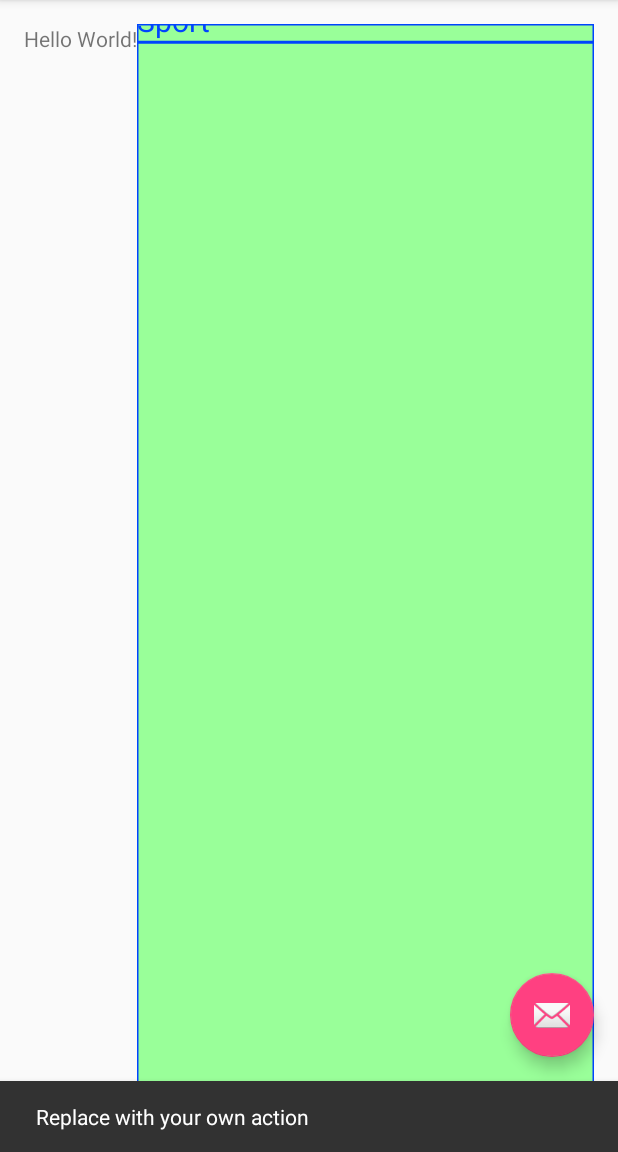
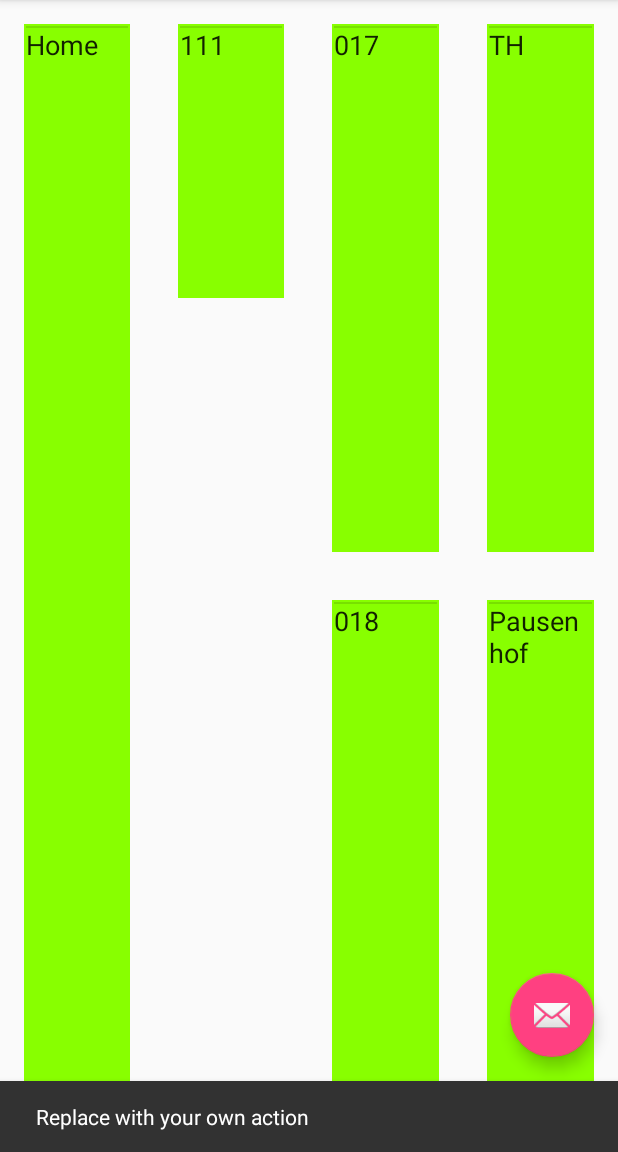
Before and after one commit to slava888/SchoolAccounting, an Android app: the screen it shows after launch (Main), after a tap on an icon or button, on a phone screen of 412 x 824 dp, the part 84-1236 px from its top. Run offline under Robolectric (Android 15) with nearby library versions, the phone set to English and light mode, and no system bars.

Commit message:
RoomView is now layout and have its own xml content, MainContent includes are preset rooms

```diff
--- a/app/src/main/java/de/slava/schoolaccounting/room/RoomView.java
+++ b/app/src/main/java/de/slava/schoolaccounting/room/RoomView.java
@@ -8,29 +8,26 @@ import android.graphics.Paint;
 import android.text.TextPaint;
 import android.util.AttributeSet;
 import android.view.View;
+import android.widget.RelativeLayout;
+import android.widget.TextView;
 
 import de.slava.schoolaccounting.R;
 
-/**
- * TODO: document your custom view class.
- */
-public class RoomView extends View {
+
+public class RoomView extends RelativeLayout {
     private String roomName = "";
     private int colorBorder = Color.RED;
     private int colorBackground = 0xFF99FF99;
 
-    private Paint backgroundPaint;
-    private TextPaint textPaint;
-    private float textWidth;
-    private float textHeight;
+    private TextView header;
 
     public RoomView(Context context) {
-        super(context);
+        super(context, null, R.attr.roomStyle);
         init(null, 0);
     }
 
     public RoomView(Context context, AttributeSet attrs) {
-        super(context, attrs);
+        super(context, attrs, R.attr.roomStyle);
         init(attrs, 0);
     }
 
@@ -40,77 +37,21 @@ public class RoomView extends View {
     }
 
     private void init(AttributeSet attrs, int defStyle) {
+        // init this
+        inflate(getContext(), R.layout.room_view, this);
+        header = (TextView)findViewById(R.id.header);
+
         // Load attributes
         final TypedArray a = getContext().obtainStyledAttributes(attrs, R.styleable.RoomView, defStyle, 0);
-
         roomName = a.getString(R.styleable.RoomView_roomName);
         if (roomName == null)
             roomName = "";
         colorBorder = a.getColor(R.styleable.RoomView_colorBorder, colorBorder);
         colorBackground = a.getColor(R.styleable.RoomView_colorBackground, colorBackground);
 
+        header.setText(roomName);
+
         a.recycle();
-
-        // Set up a default TextPaint object
-        textPaint = new TextPaint();
-        textPaint.setFlags(Paint.ANTI_ALIAS_FLAG);
-        textPaint.setTextAlign(Paint.Align.LEFT);
-        textPaint.setTextSize(getResources().getDimensionPixelSize(R.dimen.roomFontSize));
-
-        backgroundPaint = new Paint();
-        backgroundPaint.setStrokeWidth(3);
-
-        // Update TextPaint and text measurements from attributes
-        invalidateTextPaintAndMeasurements();
-    }
-
-    private void invalidateTextPaintAndMeasurements() {
-        textPaint.setColor(colorBorder);
-        textWidth = textPaint.measureText(roomName);
-
-        Paint.FontMetrics fontMetrics = textPaint.getFontMetrics();
-        textHeight = fontMetrics.bottom;
-    }
-
-    @Override
-    protected void onMeasure(int widthMeasureSpec, int heightMeasureSpec) {
-        int paddingLeft = getPaddingLeft();
-        int paddingTop = getPaddingTop();
-        int paddingRight = getPaddingRight();
-        int paddingBottom = getPaddingBottom();
-
-        int needWidth = (int)textWidth + paddingLeft + paddingRight;
-        int needHeight = (int)textHeight + paddingBottom + paddingTop;
-
-        setMeasuredDimension(Math.min(widthMeasureSpec, needWidth), Math.min(heightMeasureSpec, needHeight));
-    }
-
-    @Override
-    protected void onDraw(Canvas canvas) {
-        super.onDraw(canvas);
-
-        int paddingLeft = getPaddingLeft();
-        int paddingTop = getPaddingTop();
-        int paddingRight = getPaddingRight();
-        int paddingBottom = getPaddingBottom();
-
-        int contentWidth = getWidth() - paddingLeft - paddingRight;
-        int contentHeight = getHeight() - paddingTop - paddingBottom;
-
-        // draw background and border
-        backgroundPaint.setColor(colorBackground);
-        backgroundPaint.setStyle(Paint.Style.FILL);
-        canvas.drawRect(0.f, 0.f, (float) contentWidth, (float) contentHeight, backgroundPaint);
-        backgroundPaint.setColor(colorBorder);
-        backgroundPaint.setStyle(Paint.Style.STROKE);
-        canvas.drawRect(0.f, 0.f, (float) contentWidth, (float) contentHeight, backgroundPaint);
-
-        // Draw the text.
-        canvas.drawText(roomName, paddingLeft, paddingTop + textHeight, textPaint);
-
-        // Draw a separator
-        float y = paddingTop + textHeight + 10;
-        canvas.drawLine(0.f, y, (float) contentWidth, y, backgroundPaint);
     }
 
 }
--- a/app/src/main/res/layout/content_main.xml
+++ b/app/src/main/res/layout/content_main.xml
@@ -1,8 +1,9 @@
 <?xml version="1.0" encoding="utf-8"?>
-<RelativeLayout xmlns:android="http://schemas.android.com/apk/res/android"
+<LinearLayout xmlns:android="http://schemas.android.com/apk/res/android"
     xmlns:app="http://schemas.android.com/apk/res-auto"
     xmlns:tools="http://schemas.android.com/tools"
     xmlns:custom="http://schemas.android.com/apk/res-auto"
+    android:orientation="horizontal"
     android:layout_width="match_parent"
     android:layout_height="match_parent"
     android:paddingBottom="@dimen/activity_vertical_margin"
@@ -13,18 +14,78 @@
     tools:context="de.slava.schoolaccounting.Main"
     tools:showIn="@layout/activity_main">
 
-    <TextView
-        android:layout_width="wrap_content"
-        android:layout_height="wrap_content"
-        android:text="Hello World!"
-        android:id="@+id/textView" />
+    <de.slava.schoolaccounting.room.RoomView
+        android:layout_width="0dp"
+        android:layout_height="match_parent"
+        android:id="@+id/roomHome"
+        custom:roomName="Home"
+        android:layout_weight="1"
+        android:layout_marginRight="@dimen/activity_divider_padding" />
 
-    <de.slava.schoolaccounting.room.RoomView
-        android:layout_width="wrap_content"
-        android:layout_height="wrap_content"
-        android:id="@+id/view"
-        custom:roomName="Sport"
-        custom:colorBorder="#0044FF"
-        android:layout_toRightOf="@+id/textView"
-        android:layout_toEndOf="@+id/textView" />
-</RelativeLayout>
+    <LinearLayout
+        android:orientation="vertical"
+        android:layout_width="0dp"
+        android:layout_height="match_parent"
+        android:layout_gravity="center_vertical"
+        android:layout_weight="1"
+        android:layout_marginRight="@dimen/activity_divider_padding"
+        android:weightSum="1">
+
+        <de.slava.schoolaccounting.room.RoomView
+            android:id="@+id/room111"
+            custom:roomName="111"
+            android:layout_width="wrap_content"
+            android:layout_height="wrap_content"
+            android:layout_weight="0.22" />
+
+    </LinearLayout>
+
+    <LinearLayout
+        android:orientation="vertical"
+        android:layout_width="0dp"
+        android:layout_height="match_parent"
+        android:layout_gravity="center_vertical"
+        android:layout_weight="1"
+        android:layout_marginRight="@dimen/activity_divider_padding">
+
+        <de.slava.schoolaccounting.room.RoomView
+            android:id="@+id/room017"
+            custom:roomName="017"
+            android:layout_width="wrap_content"
+            android:layout_height="0px"
+            android:layout_weight="1"
+            android:layout_marginBottom="@dimen/activity_divider_padding"
+             />
+        <de.slava.schoolaccounting.room.RoomView
+            android:id="@+id/room018"
+            custom:roomName="018"
+            android:layout_width="wrap_content"
+            android:layout_height="0px"
+            android:layout_weight="1" />
+
+    </LinearLayout>
+
+    <LinearLayout
+        android:orientation="vertical"
+        android:layout_width="0dp"
+        android:layout_height="match_parent"
+        android:layout_gravity="center_vertical"
+        android:layout_weight="1.0">
+
+        <de.slava.schoolaccounting.room.RoomView
+            android:id="@+id/roomTH"
+            custom:roomName="TH"
+            android:layout_width="wrap_content"
+            android:layout_height="0px"
+            android:layout_weight="1"
+            android:layout_marginBottom="@dimen/activity_divider_padding"/>
+        <de.slava.schoolaccounting.room.RoomView
+            android:id="@+id/roomHof"
+            custom:roomName="Pausenhof"
+            android:layout_width="wrap_content"
+            android:layout_height="0px"
+            android:layout_weight="1"/>
+
+    </LinearLayout>
+
+</LinearLayout>
--- /dev/null
+++ b/app/src/main/res/layout/room_view.xml
@@ -0,0 +1,28 @@
+<?xml version="1.0" encoding="utf-8"?>
+<merge
+    xmlns:android="http://schemas.android.com/apk/res/android"
+    android:layout_width="wrap_content"
+    android:layout_height="wrap_content"
+    android:padding="@dimen/room_view_padding"
+    android:background="@color/room_view_background">
+
+    <TextView
+        android:layout_width="wrap_content"
+        android:layout_height="wrap_content"
+        android:textAppearance="@android:style/TextAppearance.Medium"
+        android:id="@+id/header"
+        android:layout_alignParentTop="true"
+        android:layout_alignParentLeft="true"
+        android:layout_alignParentStart="true" />
+
+    <View style="@style/Divider"/>
+
+    <ListView
+        android:layout_width="wrap_content"
+        android:layout_height="wrap_content"
+        android:id="@+id/listView"
+        android:layout_below="@+id/header"
+        android:layout_alignParentLeft="true"
+        android:layout_alignParentStart="true" />
+
+</merge>
--- a/app/src/main/res/values/attrs_room_view.xml
+++ b/app/src/main/res/values/attrs_room_view.xml
@@ -3,5 +3,6 @@
         <attr name="roomName" format="string" />
         <attr name="colorBorder" format="color" />
         <attr name="colorBackground" format="color" />
+        <attr name="roomStyle" format="reference"/>
     </declare-styleable>
 </resources>
--- a/app/src/main/res/values/colors.xml
+++ b/app/src/main/res/values/colors.xml
@@ -3,4 +3,5 @@
     <color name="colorPrimary">#3F51B5</color>
     <color name="colorPrimaryDark">#303F9F</color>
     <color name="colorAccent">#FF4081</color>
+    <color name="room_view_background">#FF88FF00</color>
 </resources>
--- a/app/src/main/res/values/dimens.xml
+++ b/app/src/main/res/values/dimens.xml
@@ -2,6 +2,8 @@
     <!-- Default screen margins, per the Android Design guidelines. -->
     <dimen name="activity_horizontal_margin">16dp</dimen>
     <dimen name="activity_vertical_margin">16dp</dimen>
+    <dimen name="activity_divider_padding">32sp</dimen>
     <dimen name="fab_margin">16dp</dimen>
     <dimen name="roomFontSize">20sp</dimen>
+    <dimen name="room_view_padding">1sp</dimen>
 </resources>
--- a/app/src/main/res/values/styles.xml
+++ b/app/src/main/res/values/styles.xml
@@ -6,6 +6,7 @@
         <item name="colorPrimary">@color/colorPrimary</item>
         <item name="colorPrimaryDark">@color/colorPrimaryDark</item>
         <item name="colorAccent">@color/colorAccent</item>
+        <item name="roomStyle">@style/RoomStyle</item>
     </style>
 
     <style name="AppTheme.NoActionBar">
@@ -17,4 +18,17 @@
 
     <style name="AppTheme.PopupOverlay" parent="ThemeOverlay.AppCompat.Light" />
 
+    <style name="Divider">
+        <item name="android:layout_width">match_parent</item>
+        <item name="android:layout_height">1dp</item>
+        <item name="android:background">?android:attr/listDivider</item>
+    </style>
+
+    <style name="RoomStyle" parent="android:Widget.Holo.Light">
+        <item name="android:padding">@dimen/room_view_padding</item>
+        <item name="android:background">@color/room_view_background</item>
+        <item name="android:layout_width">wrap_content</item>
+        <item name="android:layout_height">wrap_content</item>
+    </style>
+
 </resources>
```
